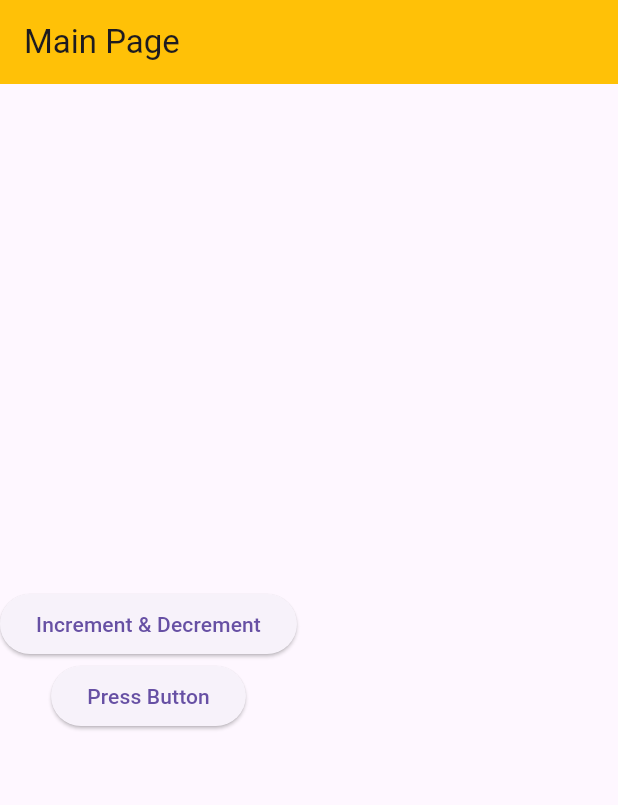
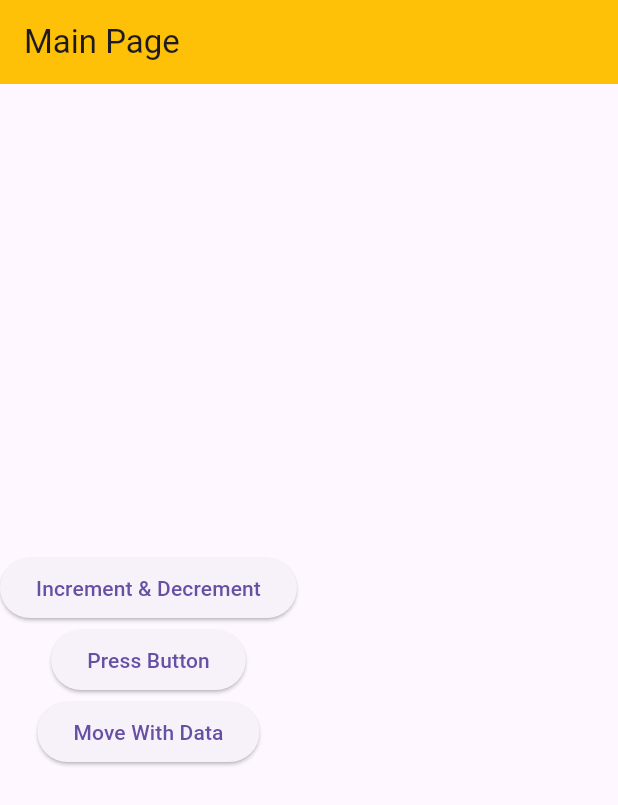
Before and after one commit to Damarazka/dart_fundamental, a Flutter app: the screen it shows after launch, on a phone screen of 412 x 824 dp. Shown: the top 805 px of the screen. Run offline on Flutter 3.47's test engine with Material 3 defaults, Android fonts, the phone set to English and light mode, and no system bars.

Commit message:
move data static

```diff
--- a/lib/main.dart
+++ b/lib/main.dart
@@ -1,6 +1,7 @@
 import 'package:dart_fundamental/first.dart';
 import 'package:dart_fundamental/main_page.dart';
 import 'package:dart_fundamental/press.dart';
+import 'package:dart_fundamental/third_page.dart';
 import 'package:flutter/material.dart';
 
 void main() {
@@ -14,14 +15,15 @@
   Widget build(BuildContext context) {
     return MaterialApp(
       theme: ThemeData(
-        primaryColor: Colors.amber,
-        appBarTheme: const AppBarTheme(color: Colors.amber)
-      ),
+          primaryColor: Colors.amber,
+          appBarTheme: const AppBarTheme(color: Colors.amber)),
       initialRoute: '/',
       routes: {
-        '/':(context) => const MainPage(),
-        '/ind':(context) => const FirstPage(),
-        '/press':(context) => const PressPage()
+        '/': (context) => const MainPage(),
+        '/ind': (context) => const FirstPage(),
+        '/press': (context) => const PressPage(),
+        '/mwd': (context) => MoveWithData(
+            ModalRoute.of(context)?.settings.arguments as String),
       },
     );
   }
--- a/lib/main_page.dart
+++ b/lib/main_page.dart
@@ -19,7 +19,11 @@ class MainPage extends StatelessWidget {
               ElevatedButton(
                   onPressed: () {
                     Navigator.pushNamed(context, '/press');
-                  }, child: Text("Press Button"))
+                  }, child: Text("Press Button")),
+              ElevatedButton(
+                  onPressed: () {
+                    Navigator.pushNamed(context, '/mwd', arguments: "assalamualaikum");
+                  }, child: Text("Move With Data"))
             ],
           ),
         );
```
Also changed, not shown: lib/third_page.dart (added, +28 -0 lines).
